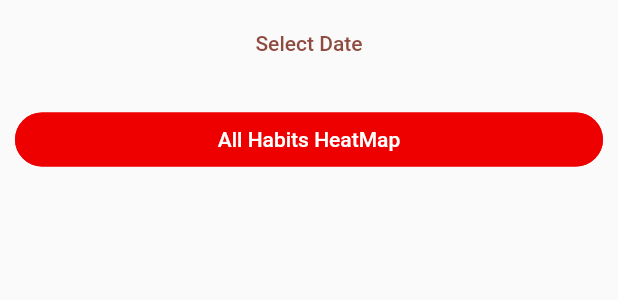
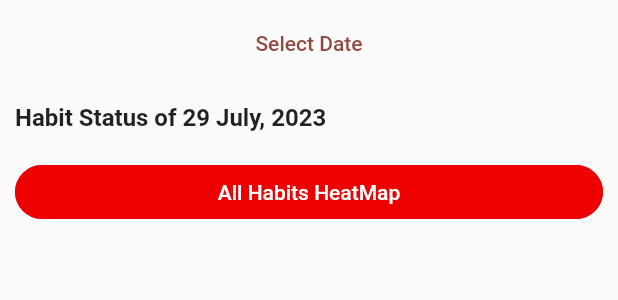
Before and after one commit to LowkeyGud/Flutter-Habit_Tracker_Android, a Flutter app: the NotCalendar widget shown alone on an empty page, opened directly, on a phone screen of 412 x 824 dp. Shown: the top 300 px of the screen. Run offline on Flutter 3.47's test engine with Material 2 defaults, Android fonts, the phone set to English and light mode, and no system bars; our stand-ins replace cached_network_image, cloud_firestore, connectivity_plus, firebase_auth, firebase_core, fluentui_system_icons and 12 more; missing offline and left inert: dart:ffi; accounts and stored records are empty.

Commit message:
Added habit status of $date

```diff
--- a/lib/src/features/core/screens/habit_calendar.dart
+++ b/lib/src/features/core/screens/habit_calendar.dart
@@ -2,6 +2,7 @@ import 'package:firebase_auth/firebase_auth.dart';
 import 'package:flutter/material.dart';
 import 'package:cloud_firestore/cloud_firestore.dart';
 import 'package:habittracker/src/app_export.dart';
+import 'package:habittracker/src/common_widgets/core/date_formatter.dart';
 import 'package:habittracker/src/features/core/screens/heat_map.dart';
 import 'package:habittracker/src/utils/theme/widget_theme/outlined_button.dart';
 
@@ -32,6 +33,11 @@ class _NotCalendarState extends State<NotCalendar> {
             TextButton(
               onPressed: _selectDate,
               child: Text('Select_date'.tr),
+            ),
+            const SizedBox(height: 16),
+            Text(
+              'Habit Status of ${formatDate(_selectedDate)}',
+              style: const TextStyle(fontWeight: FontWeight.w600, fontSize: 16),
             ),
             const SizedBox(height: 16),
             StreamBuilder<QuerySnapshot<Map<String, dynamic>>>(
```
